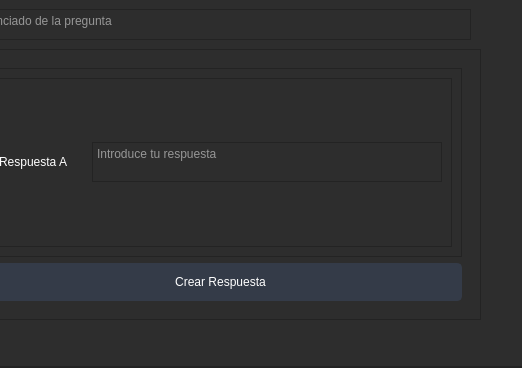
Before: the Qt Designer form UI/mainWindow.ui in Jowy43/EzTestGenerator, drawn with Qt 5; both pictures show x 287 to 809 and y 132 to 500 of the 1000 by 500 pixel window.
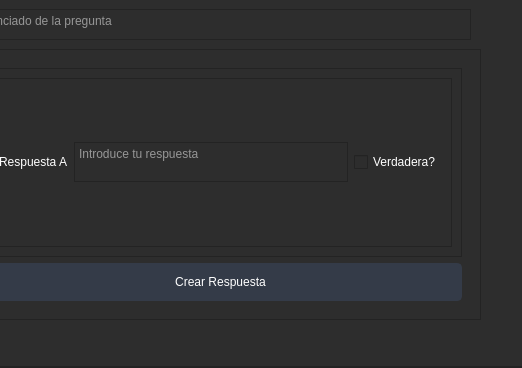
After: the same form once the commit is applied. Icons and pictures are not drawn.

```diff
--- a/UI/mainWindow.ui
+++ b/UI/mainWindow.ui
@@ -895,6 +895,16 @@
                                    </property>
                                   </widget>
                                  </item>
+                                 <item>
+                                  <widget class="QCheckBox" name="ch_verdadera">
+                                   <property name="styleSheet">
+                                    <string notr="true">color: rgb(255, 255, 255);</string>
+                                   </property>
+                                   <property name="text">
+                                    <string>Verdadera?</string>
+                                   </property>
+                                  </widget>
+                                 </item>
                                 </layout>
                                </widget>
                               </item>
```
Left out of the diff: 2 changed lines with no effect on the pictures.
